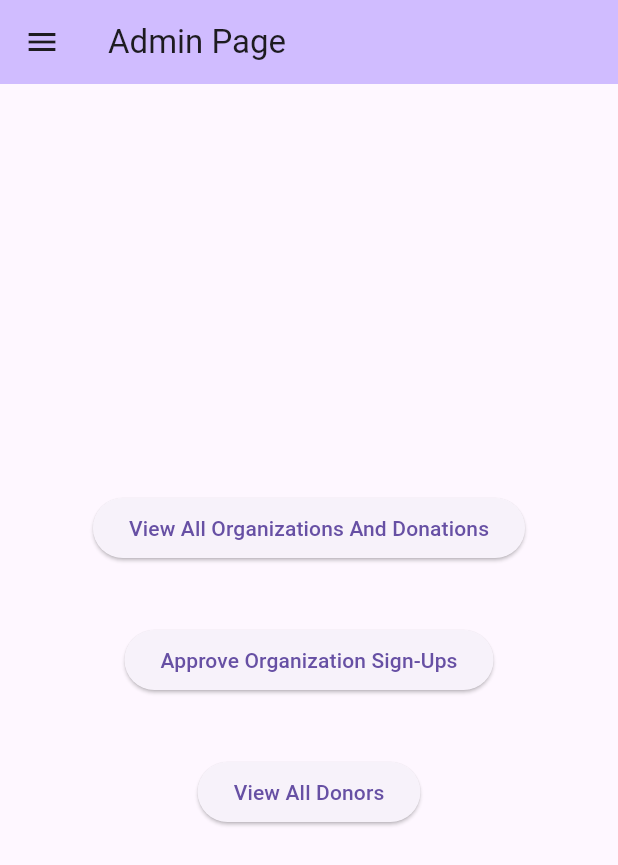
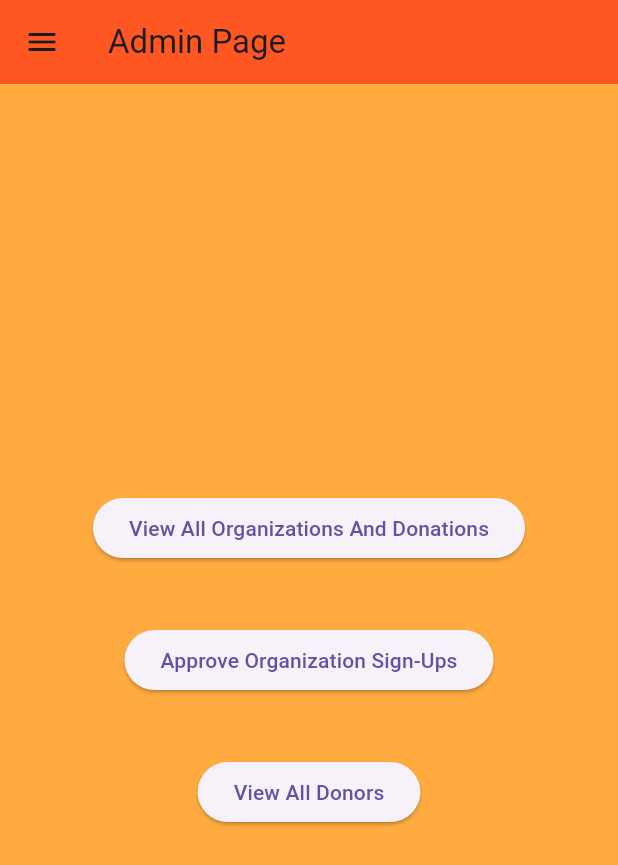
Before and after one commit to jabaleda/cmsc23-u2l-project-group1, a Flutter app: the AdminPage screen opened directly, on a phone screen of 412 x 824 dp. Shown: the top 865 px of the screen. Run offline on Flutter 3.47's test engine with Material 3 defaults, Android fonts, the phone set to English and light mode, and no system bars; our stand-ins replace cloud_firestore, file_picker, firebase_auth, firebase_core, firebase_storage, image_picker and 2 more; missing offline and left inert: dart:ffi; accounts and stored records are empty.

```diff
--- a/lib/api/firebase_donation_api.dart
+++ b/lib/api/firebase_donation_api.dart
@@ -29,7 +29,7 @@ class FirebaseDonationAPI {
     try {
       await db.collection("donations").doc(id)
         .update({"status": status});
-        return "Successfully cancelled!";
+        return "Successfully updated!";
     } on FirebaseException catch (e) {
       return "Error in ${e.code}: ${e.message}";
     }
--- a/lib/pages/admin/admin_page.dart
+++ b/lib/pages/admin/admin_page.dart
@@ -14,7 +14,7 @@ class AdminPage extends StatefulWidget {
   State<AdminPage> createState() => _AdminPageState();
 }
 
-class _AdminPageState extends State<AdminPage> {
+class _AdminPageState extends State<AdminPage> {//home page
 
   @override
   Widget build(BuildContext context) {
@@ -22,15 +22,17 @@ class _AdminPageState extends State<AdminPage> {
     return Scaffold(
       drawer: drawer,
       appBar: AppBar(
-        backgroundColor: Theme.of(context).colorScheme.inversePrimary,
+        backgroundColor: Colors.deepOrange,
         title: const Text("Admin Page"),
       ),
-      body: Center(
-        child: Column(
-          mainAxisAlignment: MainAxisAlignment.center,
-          children: <Widget>[
-            ViewOrg, ApproveOrg, ViewDonor
-          ],
+      body: Container(color: Colors.orangeAccent,
+        child: Center(
+          child: Column(
+            mainAxisAlignment: MainAxisAlignment.center,
+            children: <Widget>[
+              ViewOrg, ApproveOrg, ViewDonor //three button views
+            ],
+          ),
         ),
       ),
     );
--- a/lib/pages/admin/donor_details.dart
+++ b/lib/pages/admin/donor_details.dart
@@ -9,7 +9,7 @@ class DonorDetail extends StatefulWidget {
   State<DonorDetail> createState() => _DonorDetailState();
 }
 
-class _DonorDetailState extends State<DonorDetail> {
+class _DonorDetailState extends State<DonorDetail> {//page for details of donor
   @override
   Widget build(BuildContext context) {
     return Scaffold(
--- a/lib/pages/signing/signin_page.dart
+++ b/lib/pages/signing/signin_page.dart
@@ -1,5 +1,6 @@
 import 'package:flutter/material.dart';
 import 'package:my_app/pages/signing/signup_donor_page.dart';
+import 'package:path/path.dart';
 import 'package:provider/provider.dart';
 import '../../providers/auth_provider.dart';
 import '../../providers/org_provider.dart';
@@ -34,7 +35,7 @@ class _SignInPageState extends State<SignInPage> {
                   Spacer(),
                   // image
                   Spacer(flex: 3,),
-                  Text("App Name"),
+                  Container(color: Colors.deepOrange ,child: Text("ELBI-GAY")),
                   Spacer(flex: 2,),
                   heading,
                   Align(
```
Also changed, not shown: lib/pages/org/org_createDrive.dart (+41 -41 lines), lib/pages/org/org_home.dart (+15 -0 lines).
